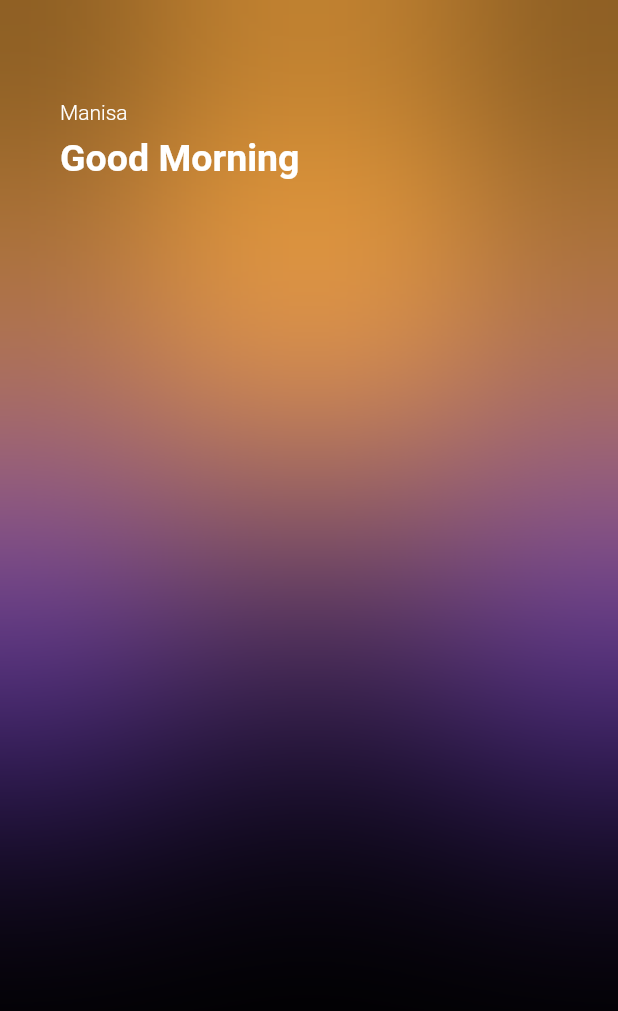
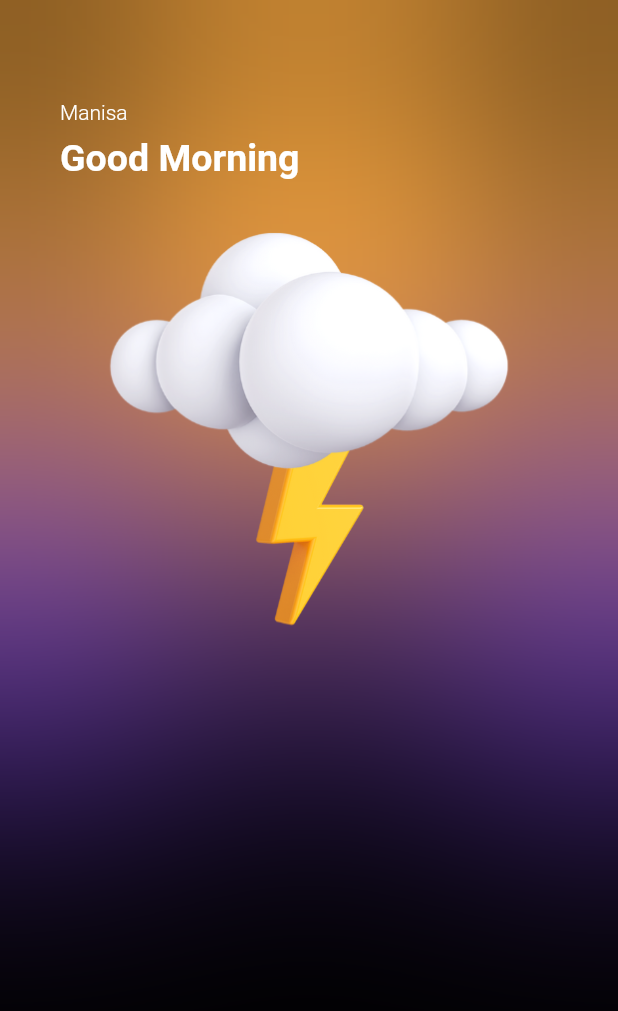
Before and after one commit to HakanBayazitHabes/example-bloc-weatherApp-Flutter, a Flutter app: the screen it shows after launch, on a phone screen of 412 x 824 dp. Shown: the top 1011 px of the screen. Run offline on Flutter 3.47's test engine with Material 2 defaults, Android fonts, the phone set to English and light mode, and no system bars; our stand-ins replace bloc.

Commit message:
Added assets/images

```diff
--- a/lib/screens/home_screen.dart
+++ b/lib/screens/home_screen.dart
@@ -67,10 +67,10 @@ class HomeScreen extends StatelessWidget {
               SizedBox(
                 width: MediaQuery.of(context).size.width,
                 height: MediaQuery.of(context).size.height,
-                child: const Column(
+                child: Column(
                   crossAxisAlignment: CrossAxisAlignment.start,
                   children: [
-                    Text(
+                    const Text(
                       'Manisa',
                       style: TextStyle(
                         fontWeight: FontWeight.w300,
@@ -78,7 +78,7 @@ class HomeScreen extends StatelessWidget {
                       ),
                     ),
                     const SizedBox(height: 8),
-                    Text(
+                    const Text(
                       'Good Morning',
                       style: TextStyle(
                         color: Colors.white,
@@ -86,6 +86,7 @@ class HomeScreen extends StatelessWidget {
                         fontWeight: FontWeight.bold,
                       ),
                     ),
+                    Image.asset('assets/1.png'),
                   ],
                 ),
               ),
--- a/pubspec.yaml
+++ b/pubspec.yaml
@@ -63,8 +63,8 @@ flutter:
   uses-material-design: true
 
   # To add assets to your application, add an assets section, like this:
-  # assets:
-  #   - images/a_dot_burr.jpeg
+  assets:
+    - assets/
   #   - images/a_dot_ham.jpeg
 
   # An image asset can refer to one or more resolution-specific "variants", see
```
Also changed, not shown: assets/1.png (added), assets/11.png (added), assets/12.png (added), assets/13.png (added), assets/14.png (added), assets/2.png (added), assets/3.png (added), assets/4.png (added), assets/5.png (added), assets/6.png (added), assets/7.png (added), assets/8.png (added), assets/9.png (added).
